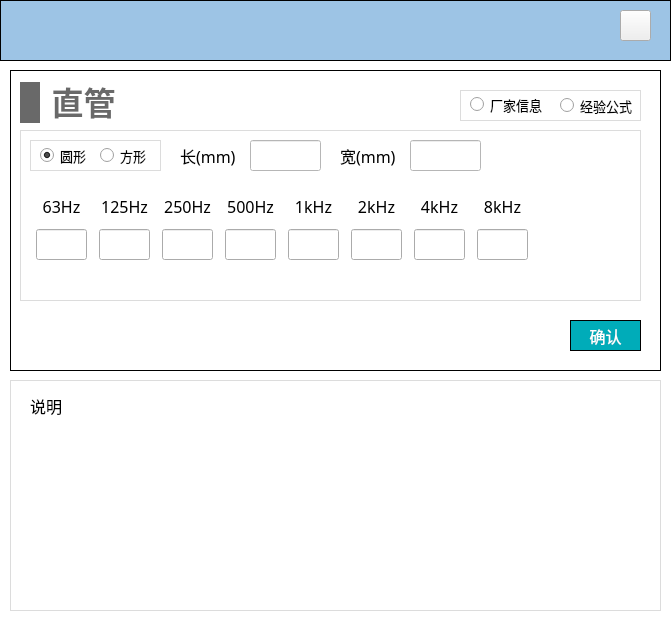
First picture: the form in NoiseCalSoft/inputDialog/dialog_pipe.ui, repository haobana/NoiCal, before the edit.
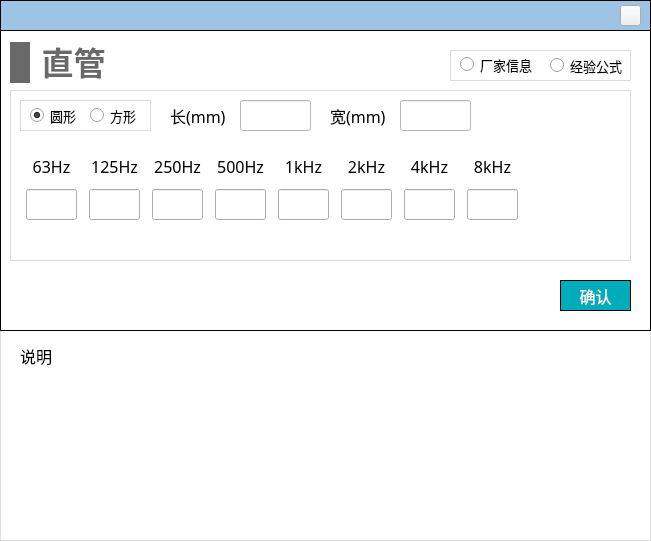
Second picture: the form after the edit. Icons and pictures are not drawn.

```diff
--- a/NoiseCalSoft/inputDialog/dialog_pipe.ui
+++ b/NoiseCalSoft/inputDialog/dialog_pipe.ui
@@ -6,16 +6,10 @@
    <rect>
     <x>0</x>
     <y>0</y>
-    <width>671</width>
-    <height>621</height>
+    <width>651</width>
+    <height>541</height>
    </rect>
   </property>
-  <property name="minimumSize">
-   <size>
-    <width>671</width>
-    <height>621</height>
-   </size>
-  </property>
   <property name="windowTitle">
    <string>Dialog</string>
   </property>
@@ -40,8 +34,8 @@
   <widget class="QWidget" name="widget_terminal" native="true">
    <property name="geometry">
     <rect>
-     <x>10</x>
-     <y>70</y>
+     <x>0</x>
+     <y>30</y>
      <width>651</width>
      <height>301</height>
     </rect>
@@ -74,10 +68,14 @@
 
 QLabel
 {
-font-family: 'Microsoft YaHei';
+font-family: '黑体';
 font-size: 16px;
 }
-</string>
+
+QLineEdit
+{
+font-family: '黑体';
+}</string>
     </property>
     <widget class="QWidget" name="layoutWidget">
      <property name="geometry">
@@ -107,7 +105,7 @@
           </property>
           <property name="font">
            <font>
-            <family>Microsoft YaHei</family>
+            <family>黑体</family>
             <pointsize>-1</pointsize>
            </font>
           </property>
@@ -135,7 +133,7 @@
           </property>
           <property name="font">
            <font>
-            <family>Microsoft YaHei</family>
+            <family>黑体</family>
             <pointsize>-1</pointsize>
            </font>
           </property>
@@ -167,7 +165,7 @@
           </property>
           <property name="font">
            <font>
-            <family>Microsoft YaHei</family>
+            <family>黑体</family>
             <pointsize>-1</pointsize>
            </font>
           </property>
@@ -195,7 +193,7 @@
           </property>
           <property name="font">
            <font>
-            <family>Microsoft YaHei</family>
+            <family>黑体</family>
             <pointsize>-1</pointsize>
            </font>
           </property>
@@ -227,7 +225,7 @@
           </property>
           <property name="font">
            <font>
-            <family>Microsoft YaHei</family>
+            <family>黑体</family>
             <pointsize>-1</pointsize>
            </font>
           </property>
@@ -255,7 +253,7 @@
           </property>
           <property name="font">
            <font>
-            <family>Microsoft YaHei</family>
+            <family>黑体</family>
             <pointsize>-1</pointsize>
            </font>
           </property>
@@ -287,7 +285,7 @@
           </property>
           <property name="font">
            <font>
-            <family>Microsoft YaHei</family>
+            <family>黑体</family>
             <pointsize>-1</pointsize>
            </font>
           </property>
@@ -315,7 +313,7 @@
           </property>
           <property name="font">
            <font>
-            <family>Microsoft YaHei</family>
+            <family>黑体</family>
             <pointsize>-1</pointsize>
            </font>
           </property>
@@ -347,7 +345,7 @@
           </property>
           <property name="font">
            <font>
-            <family>Microsoft YaHei</family>
+            <family>黑体</family>
             <pointsize>-1</pointsize>
            </font>
           </property>
@@ -375,7 +373,7 @@
           </property>
           <property name="font">
            <font>
-            <family>Microsoft YaHei</family>
+            <family>黑体</family>
             <pointsize>-1</pointsize>
            </font>
           </property>
@@ -410,7 +408,7 @@
           </property>
           <property name="font">
            <font>
-            <family>Microsoft YaHei</family>
+            <family>黑体</family>
             <pointsize>-1</pointsize>
            </font>
           </property>
@@ -438,7 +436,7 @@
           </property>
           <property name="font">
            <font>
-            <family>Microsoft YaHei</family>
+            <family>黑体</family>
             <pointsize>-1</pointsize>
            </font>
           </property>
@@ -470,7 +468,7 @@
           </property>
           <property name="font">
            <font>
-            <family>Microsoft YaHei</family>
+            <family>黑体</family>
             <pointsize>-1</pointsize>
            </font>
           </property>
@@ -498,7 +496,7 @@
           </property>
           <property name="font">
            <font>
-            <family>Microsoft YaHei</family>
+            <family>黑体</family>
             <pointsize>-1</pointsize>
            </font>
           </property>
@@ -530,7 +528,7 @@
           </property>
           <property name="font">
            <font>
-            <family>Microsoft YaHei</family>
+            <family>黑体</family>
             <pointsize>-1</pointsize>
            </font>
           </property>
@@ -558,7 +556,7 @@
           </property>
           <property name="font">
            <font>
-            <family>Microsoft YaHei</family>
+            <family>黑体</family>
             <pointsize>-1</pointsize>
            </font>
           </property>
@@ -607,7 +605,7 @@
        </property>
        <property name="font">
         <font>
-         <family>Microsoft YaHei</family>
+         <family>黑体</family>
          <pointsize>-1</pointsize>
         </font>
        </property>
@@ -626,7 +624,7 @@
        </property>
        <property name="font">
         <font>
-         <family>Microsoft YaHei</family>
+         <family>黑体</family>
          <pointsize>-1</pointsize>
         </font>
        </property>
@@ -644,7 +642,7 @@
        </property>
        <property name="font">
         <font>
-         <family>Microsoft YaHei</family>
+         <family>黑体</family>
          <pointsize>-1</pointsize>
         </font>
        </property>
@@ -660,7 +658,7 @@
        </property>
        <property name="font">
         <font>
-         <family>Microsoft YaHei</family>
+         <family>黑体</family>
          <pointsize>-1</pointsize>
         </font>
        </property>
@@ -679,7 +677,7 @@
        </property>
        <property name="font">
         <font>
-         <family>Microsoft YaHei</family>
+         <family>黑体</family>
          <pointsize>-1</pointsize>
         </font>
        </property>
@@ -698,7 +696,7 @@
        </property>
        <property name="font">
         <font>
-         <family>Microsoft YaHei</family>
+         <family>黑体</family>
          <pointsize>-1</pointsize>
         </font>
        </property>
@@ -716,7 +714,7 @@
        </property>
        <property name="font">
         <font>
-         <family>Microsoft YaHei</family>
+         <family>黑体</family>
          <pointsize>-1</pointsize>
         </font>
        </property>
@@ -762,7 +760,7 @@
       </property>
       <property name="font">
        <font>
-        <family>Microsoft YaHei</family>
+        <family>黑体</family>
         <pointsize>10</pointsize>
        </font>
       </property>
@@ -784,7 +782,7 @@
       </property>
       <property name="font">
        <font>
-        <family>Microsoft YaHei</family>
+        <family>黑体</family>
         <pointsize>10</pointsize>
        </font>
       </property>
@@ -805,7 +803,7 @@
     </property>
     <property name="font">
      <font>
-      <family>Microsoft YaHei</family>
+      <family>黑体</family>
       <pointsize>12</pointsize>
      </font>
     </property>
@@ -915,7 +913,7 @@
      </property>
      <property name="font">
       <font>
-       <family>Microsoft YaHei</family>
+       <family>黑体</family>
        <pointsize>10</pointsize>
       </font>
      </property>
@@ -934,7 +932,7 @@
      </property>
      <property name="font">
       <font>
-       <family>Microsoft YaHei</family>
+       <family>黑体</family>
        <pointsize>10</pointsize>
       </font>
      </property>
@@ -949,8 +947,8 @@
     <rect>
      <x>0</x>
      <y>0</y>
-     <width>671</width>
-     <height>61</height>
+     <width>651</width>
+     <height>31</height>
     </rect>
    </property>
    <property name="styleSheet">
@@ -965,9 +963,9 @@
     <property name="geometry">
      <rect>
       <x>620</x>
-      <y>10</y>
-      <width>31</width>
-      <height>31</height>
+      <y>5</y>
+      <width>21</width>
+      <height>21</height>
      </rect>
     </property>
     <property name="styleSheet">
@@ -981,10 +979,10 @@
   <widget class="QWidget" name="widget_6" native="true">
    <property name="geometry">
     <rect>
-     <x>10</x>
-     <y>380</y>
+     <x>0</x>
+     <y>330</y>
      <width>651</width>
-     <height>231</height>
+     <height>211</height>
     </rect>
    </property>
    <property name="styleSheet">
@@ -999,7 +997,7 @@
       <x>10</x>
       <y>10</y>
       <width>631</width>
-      <height>211</height>
+      <height>191</height>
      </rect>
     </property>
     <property name="styleSheet">
@@ -1073,7 +1071,7 @@
       </property>
       <property name="font">
        <font>
-        <family>Microsoft YaHei</family>
+        <family>黑体</family>
         <pointsize>12</pointsize>
        </font>
       </property>
@@ -1085,6 +1083,9 @@
     <widget class="QWidget" name="page_white"/>
    </widget>
   </widget>
+  <zorder>widget_top</zorder>
+  <zorder>widget_6</zorder>
+  <zorder>widget_terminal</zorder>
  </widget>
  <resources/>
  <connections/>
```
